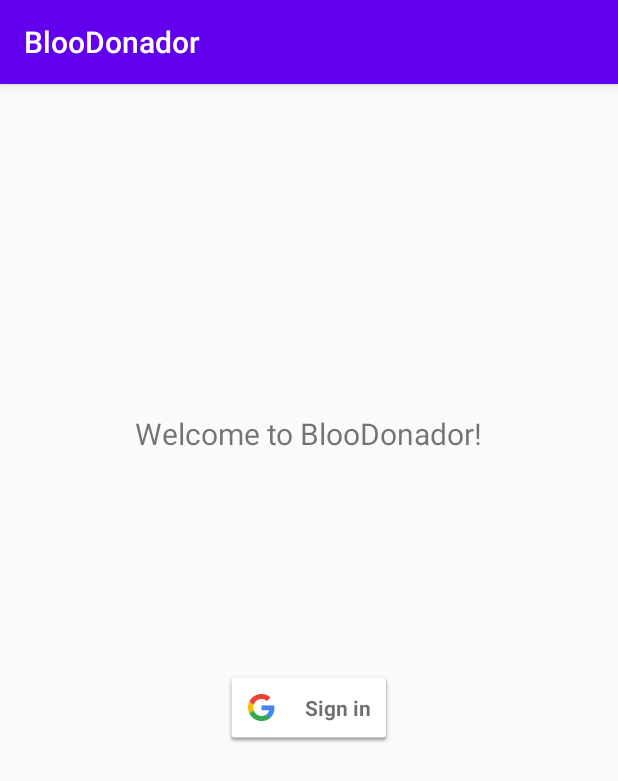
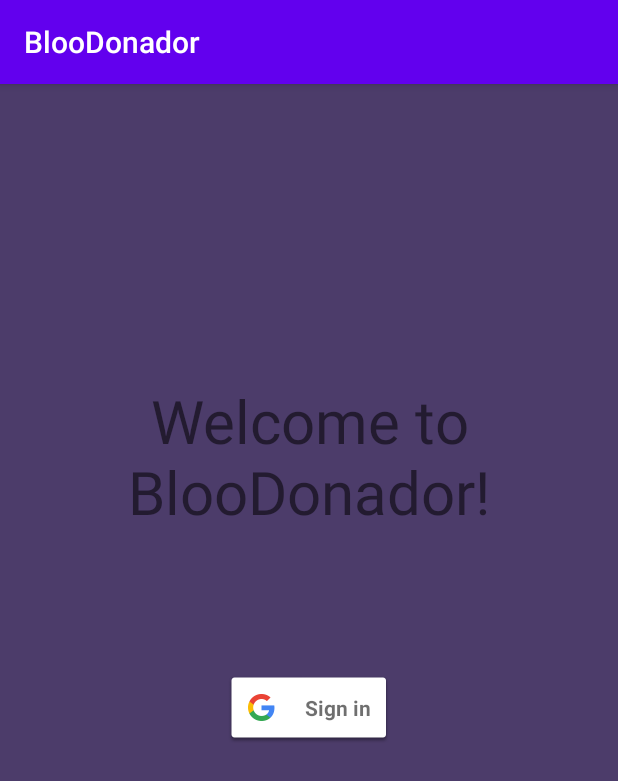
Before and after one commit to ReyAlexander24/BlooDonate, an Android app: the screen it shows after launch (MainActivity), on a phone screen of 412 x 824 dp. Shown: the top 781 px of the screen. Run offline under Robolectric (Android 15) with nearby library versions, the phone set to English and light mode, and no system bars.

Commit message:
First Commit

```diff
--- a/app/src/main/res/layout/activity_main.xml
+++ b/app/src/main/res/layout/activity_main.xml
@@ -4,18 +4,21 @@
     xmlns:tools="http://schemas.android.com/tools"
     android:layout_width="match_parent"
     android:layout_height="match_parent"
+    android:background="#4C3C6A"
     tools:context=".MainActivity">
 
     <TextView
         android:layout_width="wrap_content"
         android:layout_height="wrap_content"
         android:text="Welcome to BlooDonador!"
-        android:textSize="20dp"
+        android:textSize="40dp"
+        android:textAlignment="center"
         app:layout_constraintBottom_toBottomOf="parent"
         app:layout_constraintLeft_toLeftOf="parent"
         app:layout_constraintRight_toRightOf="parent"
         app:layout_constraintTop_toTopOf="parent"
-        app:layout_constraintVertical_bias="0.296" />
+        app:layout_constraintVertical_bias="0.296"
+        android:gravity="center_horizontal" />
 
     <com.google.android.gms.common.SignInButton
         android:id="@+id/sign_in_button"
--- a/app/src/main/res/layout/activity_second.xml
+++ b/app/src/main/res/layout/activity_second.xml
@@ -9,6 +9,7 @@
     <LinearLayout
         android:layout_width="match_parent"
         android:layout_height="match_parent"
+        android:background="#4C3C6A"
         android:orientation="vertical">
 
         <ImageView
```
